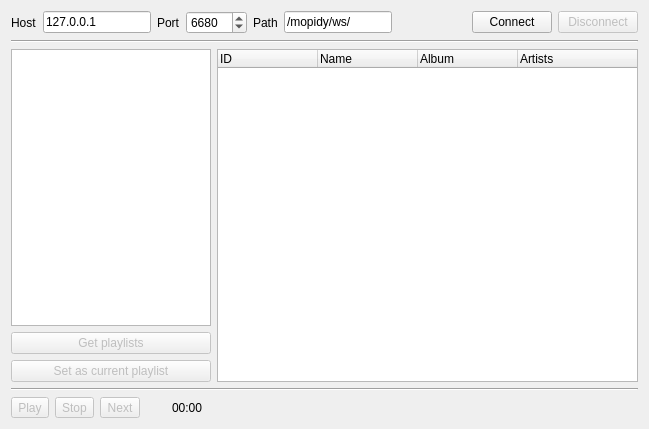
Qt form demos/playlistsplayer/mainwidget.ui (EmuxEvans/libmopiqy) before a commit.
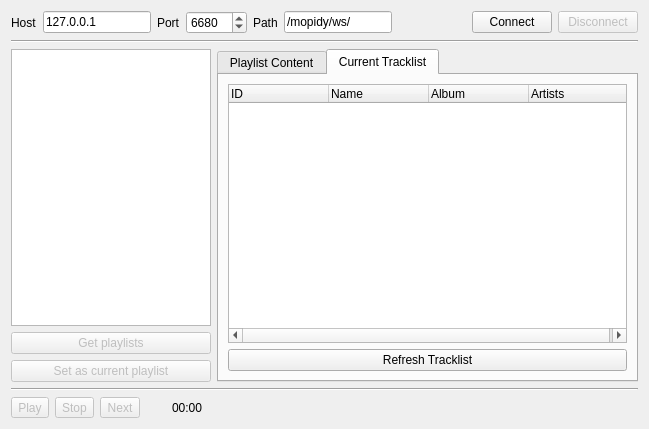
The same form after that commit. The open tabs and pages were chosen to show the change.

Commit message: add current tracklist view

```diff
--- a/demos/playlistsplayer/mainwidget.ui
+++ b/demos/playlistsplayer/mainwidget.ui
@@ -13,7 +13,7 @@
   <property name="windowTitle">
    <string>Mopidy Playlists Player</string>
   </property>
-  <layout class="QVBoxLayout" name="verticalLayout_2">
+  <layout class="QVBoxLayout" name="verticalLayout_4">
    <item>
     <layout class="QHBoxLayout" name="horizontalLayout">
      <item>
@@ -152,6 +152,16 @@
       </layout>
      </item>
      <item>
+      <widget class="QTabWidget" name="tabWidget">
+       <property name="currentIndex">
+        <number>0</number>
+       </property>
+       <widget class="QWidget" name="tab">
+        <attribute name="title">
+         <string>Playlist Content</string>
+        </attribute>
+        <layout class="QVBoxLayout" name="verticalLayout_3">
+         <item>
       <widget class="QTreeWidget" name="lwTracks">
        <property name="alternatingRowColors">
         <bool>true</bool>
@@ -179,6 +189,54 @@
          <string>Artists</string>
         </property>
        </column>
+          </widget>
+         </item>
+        </layout>
+       </widget>
+       <widget class="QWidget" name="tab_2">
+        <attribute name="title">
+         <string>Current Tracklist</string>
+        </attribute>
+        <layout class="QVBoxLayout" name="verticalLayout_2">
+         <item>
+          <widget class="QTreeWidget" name="lwTlTracks">
+           <property name="alternatingRowColors">
+            <bool>true</bool>
+           </property>
+           <property name="selectionMode">
+            <enum>QAbstractItemView::NoSelection</enum>
+           </property>
+           <column>
+            <property name="text">
+             <string>ID</string>
+            </property>
+           </column>
+           <column>
+            <property name="text">
+             <string>Name</string>
+            </property>
+           </column>
+           <column>
+            <property name="text">
+             <string>Album</string>
+            </property>
+           </column>
+           <column>
+            <property name="text">
+             <string>Artists</string>
+            </property>
+           </column>
+          </widget>
+         </item>
+         <item>
+          <widget class="QPushButton" name="btRefreshTracklist">
+           <property name="text">
+            <string>Refresh Tracklist</string>
+           </property>
+          </widget>
+         </item>
+        </layout>
+       </widget>
       </widget>
      </item>
     </layout>
```
Lines whose indentation alone changed are shown as unchanged. The commit also changes 2 other files.
